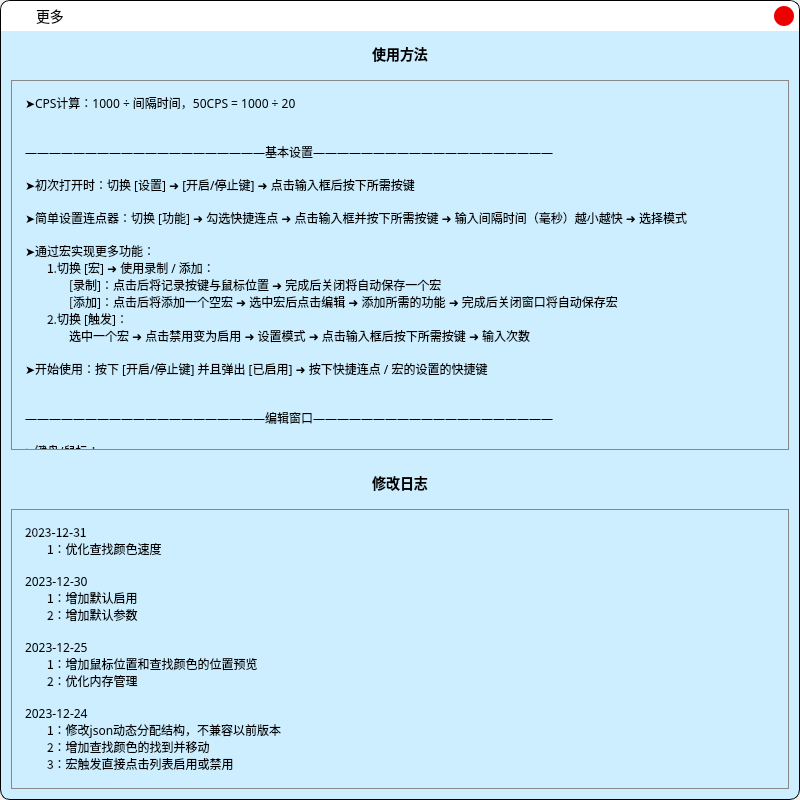
The window that .ui/MoreUi.ui (hongliangdu/Quickinput) describes before a commit, drawn with Qt 5.
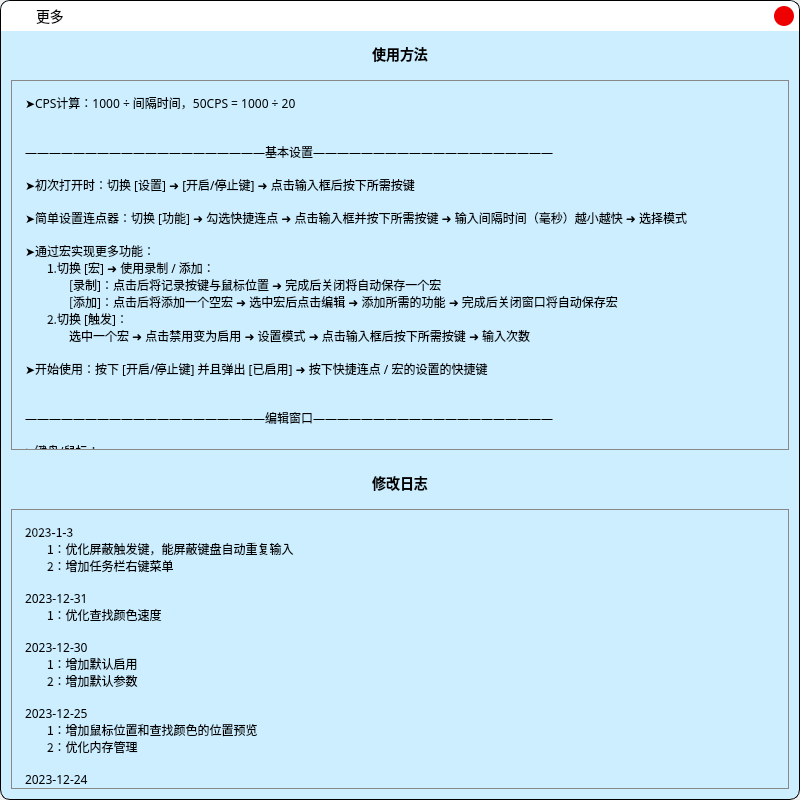
The same window after the commit. Icons and pictures are not drawn.

Commit message: 1：优化屏蔽触发键，能屏蔽键盘自动重复输入 2：增加任务栏右键菜单

```diff
--- a/.ui/MoreUi.ui
+++ b/.ui/MoreUi.ui
@@ -427,7 +427,7 @@
            <x>0</x>
            <y>0</y>
            <width>776</width>
-           <height>2671</height>
+           <height>2739</height>
           </rect>
          </property>
          <property name="styleSheet">
@@ -469,7 +469,11 @@
              <string notr="true">font-family:&quot;Microsoft YaHei&quot;;font-size:12px;</string>
             </property>
             <property name="text">
-             <string>2023-12-31
+             <string>2023-1-3
+ㅤㅤ1：优化屏蔽触发键，能屏蔽键盘自动重复输入
+ㅤㅤ2：增加任务栏右键菜单
+
+2023-12-31
 ㅤㅤ1：优化查找颜色速度
 
 2023-12-30
```
The commit also changes 17 other files.
